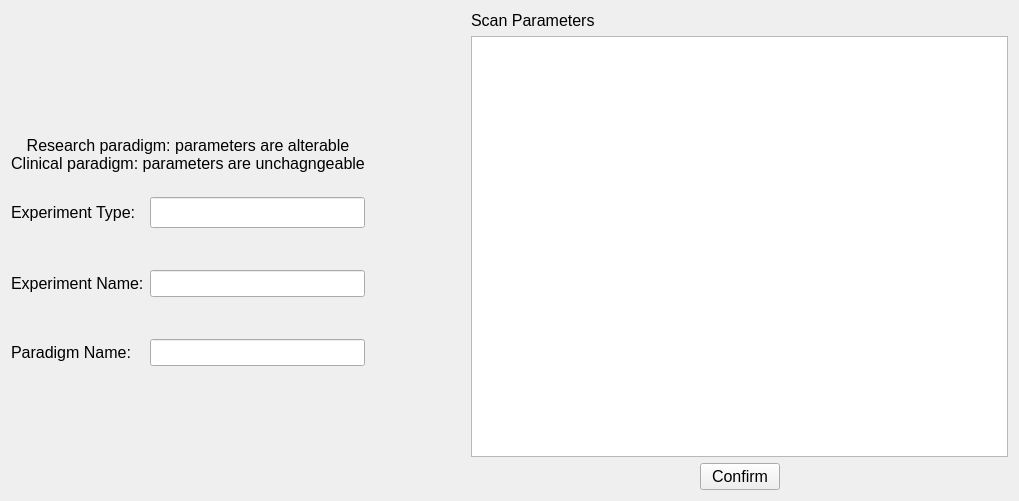
This is smartfMRI/experimentmanager.ui in wuzhuobin/smartfMRI as Qt 5 draws it before an edit. The edited form follows.
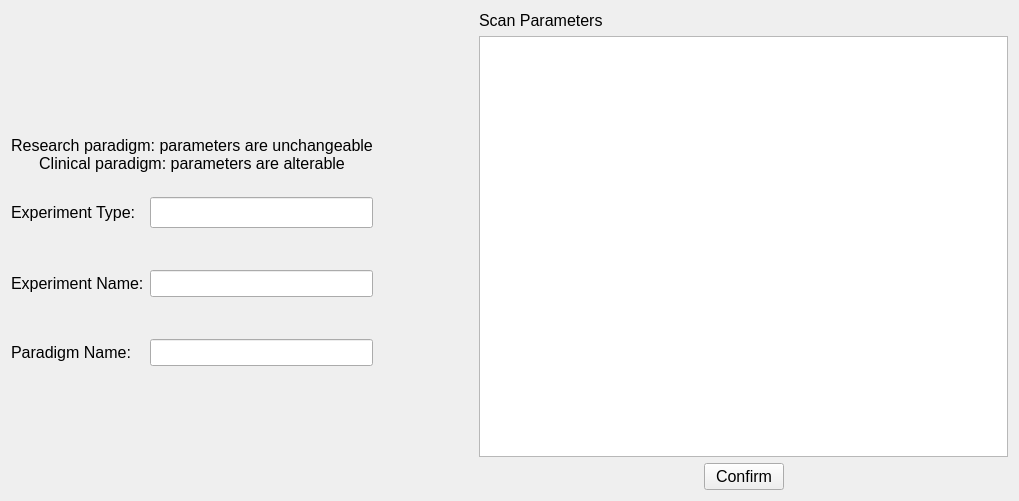
This is the edited form.

The edit to the form file:
```diff
--- a/smartfMRI/experimentmanager.ui
+++ b/smartfMRI/experimentmanager.ui
@@ -147,8 +147,8 @@
           </font>
          </property>
          <property name="text">
-          <string>Research paradigm: parameters are alterable
-Clinical paradigm: parameters are unchagngeable
+          <string>Research paradigm: parameters are unchangeable
+Clinical paradigm: parameters are alterable
 </string>
          </property>
          <property name="alignment">
```
